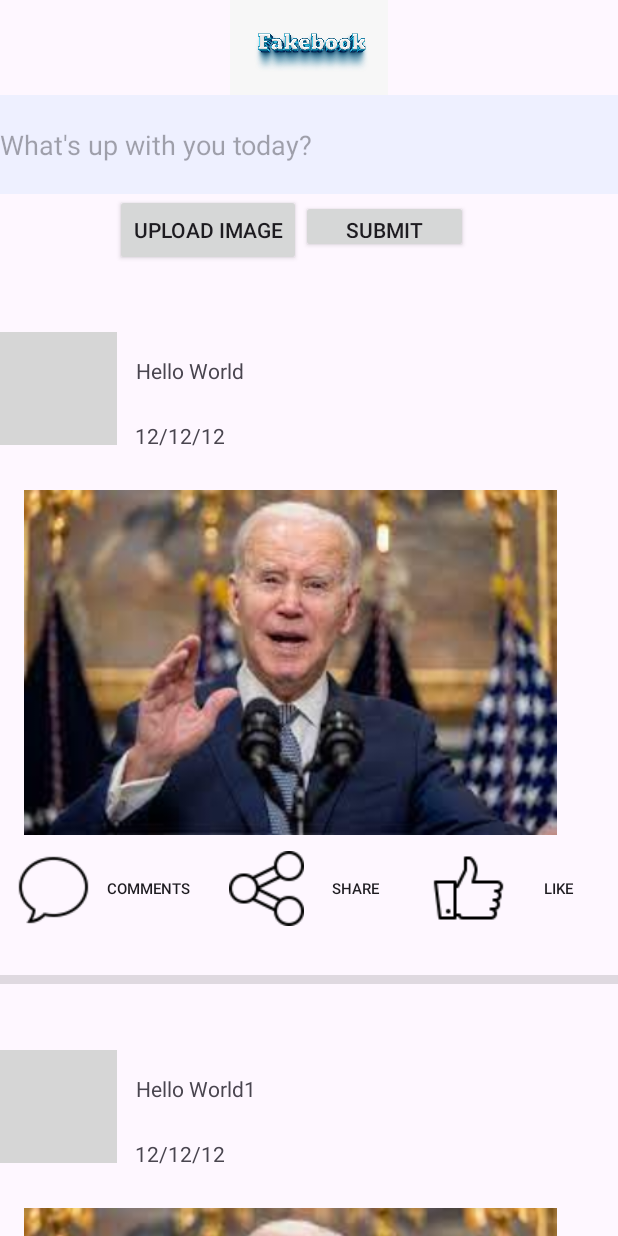
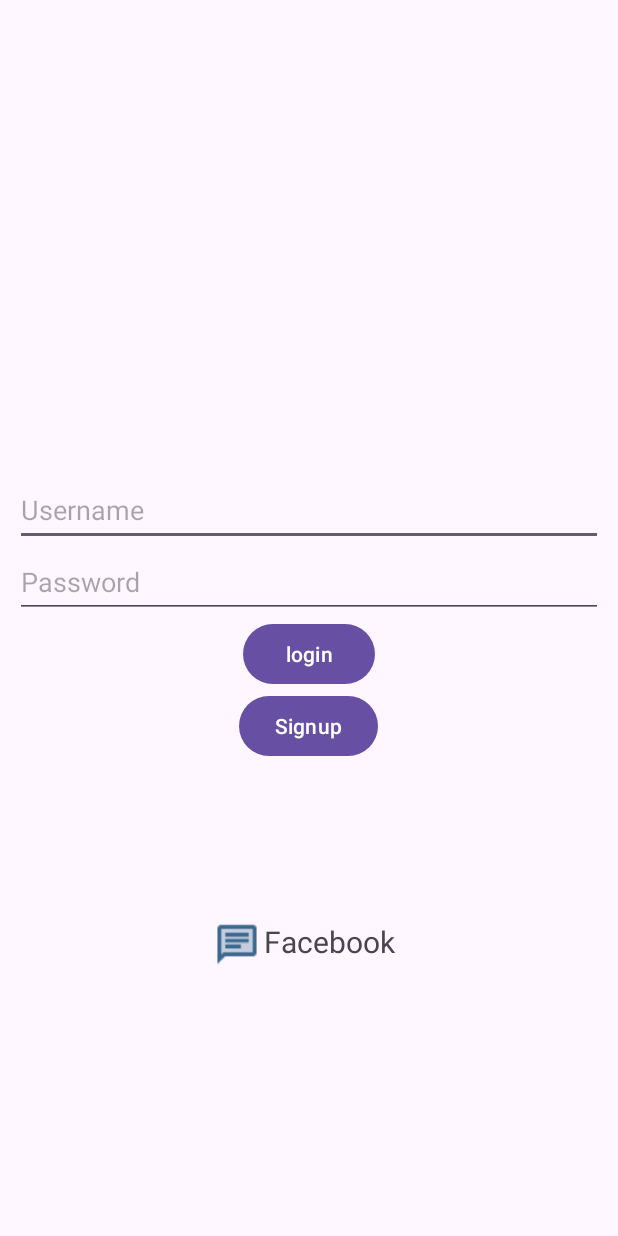
Before and after one commit to yuvalbarak8/Feed, an Android app: the screen it shows after launch (MainActivity), on a phone screen of 412 x 824 dp. Run offline under Robolectric (Android 15) with nearby library versions, the phone set to English and light mode, and no system bars; grey boxes are pictures that could not be loaded.

Commit message:
best vegrison with all screans

```diff
--- a/app/src/main/java/com/example/fakebook/MainActivity.java
+++ b/app/src/main/java/com/example/fakebook/MainActivity.java
@@ -1,61 +1,40 @@
 package com.example.fakebook;
 
-import android.app.Activity;
+import androidx.appcompat.app.AppCompatActivity;
+
 import android.content.Intent;
 import android.os.Bundle;
 import android.view.View;
-import android.widget.AdapterView;
-import android.widget.ArrayAdapter;
 import android.widget.Button;
-import android.widget.ListView;
 import android.widget.TextView;
-import android.widget.Toast;
 
-import java.io.Serializable;
-import java.util.ArrayList;
-import java.util.List;
-import java.util.concurrent.atomic.AtomicInteger;
-
-public class MainActivity extends Activity {
-    private List<Post> posts;
+public class MainActivity extends AppCompatActivity {
 
     @Override
     protected void onCreate(Bundle savedInstanceState) {
         super.onCreate(savedInstanceState);
         setContentView(R.layout.activity_main);
 
-        this.posts = generatePosts();
-        FeedAdapter feedAdapter = new FeedAdapter(this.posts, this);
-        ListView lst = findViewById(R.id.lstFeed);
-        lst.setAdapter(feedAdapter);
-        TextView error_post = findViewById(R.id.error_empty_post);
-        Button submit = findViewById(R.id.submit_btn);
-        submit.setOnClickListener(view -> {
-            TextView new_post = findViewById(R.id.new_post);
-            String post_content = new_post.getText().toString();
-            if(!post_content.equals("")) {
-                Post post = new Post(post_content, "12/12/13", 1, 2);
-                posts.add(0, post);
-                error_post.setVisibility(View.GONE);
-                feedAdapter.notifyDataSetChanged();
-                new_post.setText("");
+        Button btnSign = findViewById(R.id.btnSignup);
+        btnSign.setOnClickListener(view -> {
+            Intent i = new Intent(this, SignUp.class);
+            startActivity(i);
+        });
+
+        Button btnLogin = findViewById(R.id.btnLogin);
+        btnLogin.setOnClickListener(view -> {
+            TextView username = findViewById(R.id.login_username);
+            TextView password = findViewById(R.id.login_password);
+            String user_input = username.getText().toString();
+            String pass_input = password.getText().toString();
+            if(!user_input.equals("Israel123") && !pass_input.equals("Israel123")) {
+                Intent i = new Intent(this, FeedActivity.class);
+                startActivity(i);
             }
-            else {
-                error_post.setVisibility(View.VISIBLE);
+            else
+            {
+                findViewById(R.id.error_layout).setVisibility(View.VISIBLE);
             }
         });
     }
-
-    private List<Post> generatePosts() {
-        List<Post> posts = new ArrayList<>();
-        Post test1 = new Post("Hello World", "12/12/12", 1, 2);
-        Comment new_comment = new Comment("wowwwww");
-        test1.add_comment(new_comment);
-        Post test2 = new Post("Hello World1", "12/12/12", 1, 2);
-        Post test3 = new Post("Hello World2", "12/12/12", 1, 2);
-        posts.add(test1);
-        posts.add(test2);
-        posts.add(test3);
-        return posts;
-    }
 }
--- a/app/src/main/res/layout/activity_main.xml
+++ b/app/src/main/res/layout/activity_main.xml
@@ -4,70 +4,96 @@
     xmlns:tools="http://schemas.android.com/tools"
     android:layout_width="match_parent"
     android:layout_height="match_parent"
+    android:orientation="vertical"
     tools:context=".MainActivity">
 
     <LinearLayout
-        android:id="@+id/llInput"
-        android:layout_width="0dp"
+        android:id="@+id/linearLayout"
+        android:layout_width="match_parent"
         android:layout_height="wrap_content"
         android:orientation="vertical"
-        app:layout_constraintEnd_toEndOf="parent"
-        app:layout_constraintStart_toStartOf="parent"
-        app:layout_constraintTop_toTopOf="parent">
-
-        <ImageView
-            android:layout_width="match_parent"
-            android:layout_height="63dp"
-            android:src="@drawable/icon2" />
+        android:padding="10dp"
+        app:layout_constraintBottom_toBottomOf="parent"
+        app:layout_constraintTop_toTopOf="parent"
+        tools:layout_editor_absoluteX="-16dp">
 
         <EditText
-            android:id="@+id/new_post"
+            android:id="@+id/login_username"
             android:layout_width="match_parent"
-            android:layout_height="66dp"
-            android:background="@color/material_dynamic_primary95"
-            android:hint="What's up with you today?" />
-        <TextView
+            android:layout_height="wrap_content"
+            android:ems="10"
+            android:hint="@string/login_etUsername"
+            android:inputType="textPersonName"
+            android:minHeight="48dp" />
+
+        <EditText
+            android:id="@+id/login_password"
+            android:layout_width="match_parent"
+            android:layout_height="wrap_content"
+            android:ems="10"
+            android:hint="@string/login_etPassword"
+            android:inputType="textPassword"
+            android:minHeight="48dp" />
+        <LinearLayout
+            android:id="@+id/error_layout"
             android:layout_width="wrap_content"
             android:layout_height="wrap_content"
-            android:text="please write something"
-            android:visibility="gone"
-            android:id="@+id/error_empty_post"/>
+            android:visibility="gone">
+            <TextView
+                android:id="@+id/login_error"
+                android:layout_width="match_parent"
+                android:layout_height="wrap_content"
+                android:layout_gravity="center"
+                android:text="@string/login_error"
+                android:textColor="#FF0000"
+                />
+        </LinearLayout>
 
-        <LinearLayout
-            android:layout_width="258dp"
+        <Button
+            android:id="@+id/btnLogin"
+            android:layout_width="wrap_content"
             android:layout_height="wrap_content"
-            android:orientation="horizontal"
-            android:layout_gravity="center">
+            android:layout_gravity="center"
+            android:text="@string/login_btnLogin" />
 
-            <Button
-                android:id="@+id/upload_img_btn"
-                android:layout_width="wrap_content"
-                android:layout_height="wrap_content"
-                android:text="Upload Image" />
-
-            <Button
-                android:id="@+id/submit_btn"
-                android:layout_width="111dp"
-                android:layout_height="35dp"
-                android:text="Submit" />
-        </LinearLayout>
+        <Button
+            android:id="@+id/btnSignup"
+            android:layout_width="wrap_content"
+            android:layout_height="wrap_content"
+            android:layout_gravity="center"
+            android:text="@string/Signup" />
     </LinearLayout>
 
     <LinearLayout
-        android:layout_width="0dp"
-        android:layout_height="0dp"
-        android:orientation="vertical"
+        android:layout_width="170dp"
+        android:layout_height="71dp"
+        android:padding="20dp"
         app:layout_constraintBottom_toBottomOf="parent"
         app:layout_constraintEnd_toEndOf="parent"
+        app:layout_constraintHorizontal_bias="0.497"
         app:layout_constraintStart_toStartOf="parent"
-        app:layout_constraintTop_toBottomOf="@id/llInput">
+        app:layout_constraintTop_toTopOf="parent"
+        app:layout_constraintVertical_bias="0.789">
 
-        <ListView
-            android:id="@+id/lstFeed"
-            android:layout_width="match_parent"
-            android:layout_height="0dp"
-            android:layout_weight="1"
-            android:dividerHeight="6dp" />
+
+        <ImageView
+            android:id="@+id/imageView"
+            android:layout_width="wrap_content"
+            android:layout_height="wrap_content"
+            app:srcCompat="@drawable/ic_logo" />
+
+
+        <TextView
+            android:id="@+id/textView"
+            android:layout_width="wrap_content"
+            android:layout_height="wrap_content"
+            android:text="@string/Facebook"
+            android:textSize="20sp"
+            app:layout_constraintBottom_toBottomOf="parent"
+            app:layout_constraintEnd_toEndOf="parent"
+            app:layout_constraintHorizontal_bias="0.5"
+            app:layout_constraintStart_toStartOf="parent"
+            app:layout_constraintTop_toTopOf="parent"
+            app:layout_constraintVertical_bias="0.657" />
     </LinearLayout>
-
 </androidx.constraintlayout.widget.ConstraintLayout>
--- a/app/src/main/res/values/strings.xml
+++ b/app/src/main/res/values/strings.xml
@@ -9,5 +9,19 @@
         <item>Second</item>
         <item>Third</item>
     </string-array>
-
+    <string name="login_etUsername">Username</string>
+    <string name="login_etPassword">Password</string>
+    <string name="login_btnLogin">login</string>
+    <string name="Facebook">Facebook</string>
+    <string name="Signup">Signup</string>
+    <string name="SignUp_etUsername">Username</string>
+    <string name="SignUp_etPassword">password</string>
+    <string name="SignUp_etVerifyPassword">Verify Password</string>
+    <string name="SignUp_etNickname">Nickname</string>
+    <string name="SignUp_etSignup">Sign Up</string>
+    <string name="feed_title">Welcome to the feed</string>
+    <string name="login_error">Username or Password incorrect</string>
+    <string name="post_content">Hello World\n</string>
+    <string name="title_activity_feed">Feed</string>
+    <string name="submit_button">submit</string>
 </resources>
```
Also changed, not shown: app/src/main/AndroidManifest.xml (+9 -2 lines), app/src/main/java/com/example/fakebook/FeedActivity.java (added, +55 -0 lines), app/src/main/java/com/example/fakebook/SignUp.java (added, +116 -0 lines), app/src/main/res/layout/activity_feed.xml (added, +73 -0 lines), app/src/main/res/layout/activity_sign_up.xml (added, +146 -0 lines), app/src/main/res/drawable/ic_logo.png (added).
